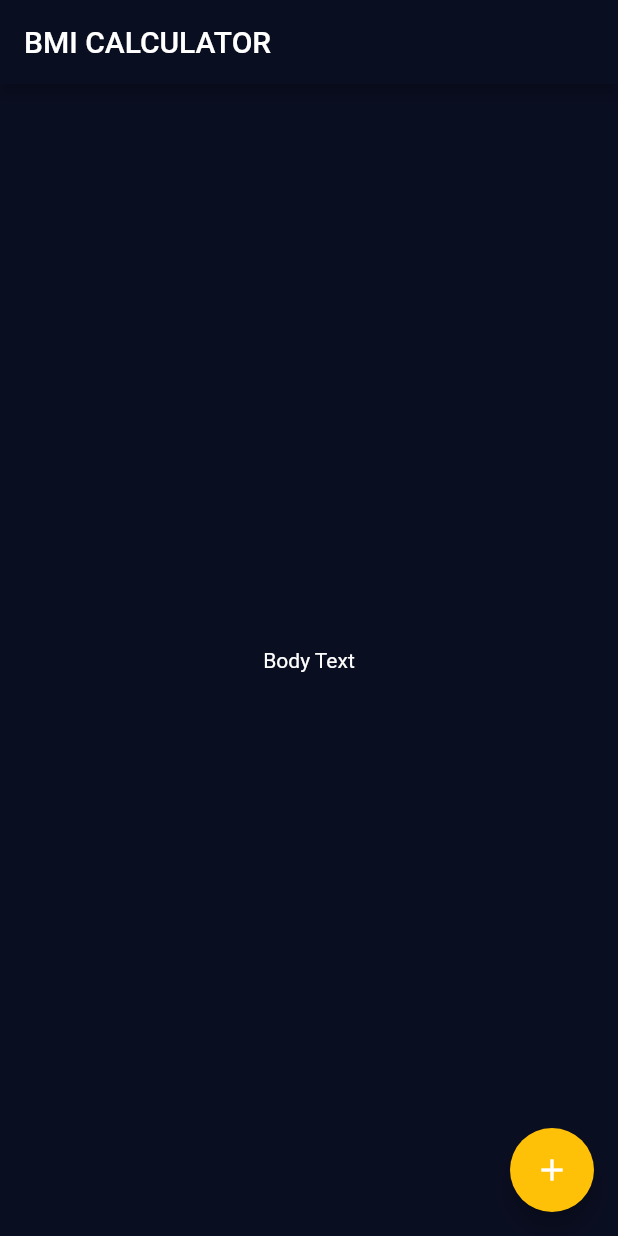
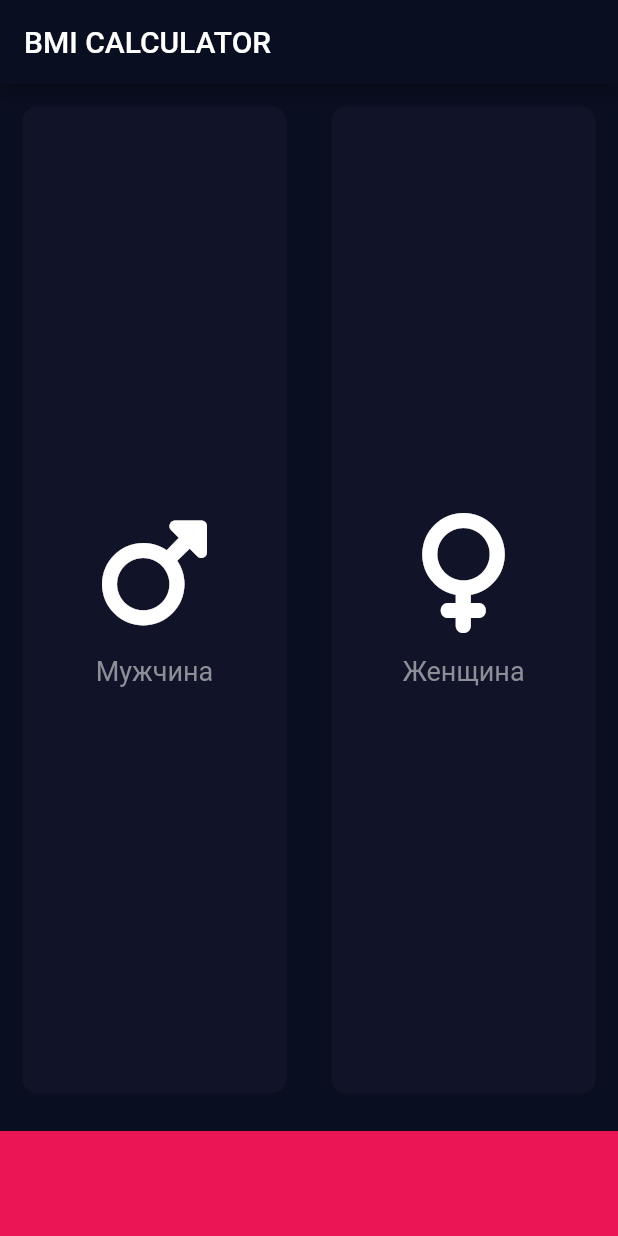
Before and after one commit to WOWDeveloperX/BMI-Calculator, a Flutter app: the screen it shows after launch, on a phone screen of 412 x 824 dp. Run offline on Flutter 3.47's test engine with Material 2 defaults, Android fonts, the phone set to English and light mode, and no system bars; our stand-ins replace font_awesome_flutter.

Commit message:
preliminary container color

```diff
--- /dev/null
+++ b/lib/imput_page.dart
@@ -0,0 +1,128 @@
+// ignore_for_file: library_private_types_in_public_api
+
+import 'package:calculator/reaseble.dart';
+import 'package:flutter/material.dart';
+import 'package:font_awesome_flutter/font_awesome_flutter.dart';
+
+class InputPage extends StatefulWidget {
+  const InputPage({super.key});
+
+  @override
+  _InputPageState createState() => _InputPageState();
+}
+
+class _InputPageState extends State<InputPage> {
+
+
+  static const _bottomContainerColor = Color(0xFFEB1555);
+  static const _activeCadrColor = Color(0xFF1D1E33);
+  static const _inactiveCadrColor = Color(0xFF111328);
+
+  Color maleCardColor = _inactiveCadrColor;
+  Color femaleCardColor = _inactiveCadrColor;
+
+
+
+  void updateColor(int gender) {
+    if (gender == 1) {
+      if (maleCardColor == _inactiveCadrColor) {
+        maleCardColor == _activeCadrColor;
+        femaleCardColor == _inactiveCadrColor;
+      } else {
+        maleCardColor = _inactiveCadrColor;
+      }
+    }
+
+    if (gender == 2) {
+      if (femaleCardColor == _inactiveCadrColor) {
+        femaleCardColor == _activeCadrColor;
+      } else {
+        femaleCardColor = _inactiveCadrColor;
+      }
+    }
+  }
+
+  @override
+  Widget build(BuildContext context) {
+    return Scaffold(
+      appBar: AppBar(
+        title: const Text('BMI CALCULATOR'),
+      ),
+      body: Column(
+        children: [
+          Expanded(
+            child: Row(
+              children: <Widget>[
+                Expanded(
+                  child: GestureDetector(
+                    onTap: () {
+                      setState(() {
+                        print("object");
+
+                        updateColor(1);
+                      });
+                    },
+                    child: ReusableCard(
+                      colorBox: maleCardColor,
+                      iconData: const Icon(
+                        FontAwesomeIcons.mars,
+                        size: 80,
+                      ),
+                      text: 'Мужчина',
+                    ),
+                  ),
+                ),
+                Expanded(
+                  child: GestureDetector(
+                    onTap: () {
+                      setState(() {
+                        updateColor(2);
+                      });
+                    },
+                    child: ReusableCard(
+                      colorBox: femaleCardColor,
+                      iconData: const Icon(
+                        FontAwesomeIcons.venus,
+                        size: 80,
+                      ),
+                      text: 'Женщина',
+                    ),
+                  ),
+                ),
+              ],
+            ),
+          ),
+          // const Expanded(
+          //   child: ReusableCard(
+          //     colorBox: _activeCadrColor,
+          //     iconData: null,
+          //     text: 'null',
+          //   ),
+          // ),
+          // Expanded(
+          //   child: Row(
+          //     children: const [
+          //       Expanded(
+          //         child: ReusableCard(
+          //           colorBox: _activeCadrColor,
+          //         ),
+          //       ),
+          //       Expanded(
+          //         child: ReusableCard(
+          //           colorBox: _activeCadrColor,
+          //         ),
+          //       ),
+          //     ],
+          //   ),
+          // ),
+          Container(
+            color: _bottomContainerColor,
+            margin: const EdgeInsets.only(top: 10),
+            width: double.infinity,
+            height: 70,
+          )
+        ],
+      ),
+    );
+  }
+}
--- a/lib/main.dart
+++ b/lib/main.dart
@@ -1,5 +1,7 @@
+import 'package:calculator/imput_page.dart';
 import 'package:flutter/material.dart';
 
+// ignore: prefer_const_constructors
 void main() => runApp(BMICalculator());
 
 class BMICalculator extends StatelessWidget {
@@ -9,7 +11,6 @@ class BMICalculator extends StatelessWidget {
   Widget build(BuildContext context) {
     return MaterialApp(
       theme: ThemeData.dark().copyWith(
-        //
         colorScheme: const ColorScheme.light(
           primary: Color(0xff0A0E21),
         ),
@@ -19,34 +20,3 @@ class BMICalculator extends StatelessWidget {
     );
   }
 }
-
-class InputPage extends StatefulWidget {
-  const InputPage({super.key});
-
-  @override
-  _InputPageState createState() => _InputPageState();
-}
-
-class _InputPageState extends State<InputPage> {
-  @override
-  Widget build(BuildContext context) {
-    return Scaffold(
-      appBar: AppBar(
-        title: const Text('BMI CALCULATOR'),
-      ),
-      body: const Center(
-        child: Text('Body Text'),
-      ),
-      floatingActionButton: Theme(
-        data: ThemeData(
-          colorScheme:
-              ColorScheme.fromSwatch().copyWith(secondary: Colors.amber),
-        ),
-        child: const FloatingActionButton(
-          onPressed: null,
-          child: Icon(Icons.add),
-        ),
-      ),
-    );
-  }
-}
--- /dev/null
+++ b/lib/reaseble.dart
@@ -0,0 +1,41 @@
+import 'package:flutter/material.dart';
+
+class ReusableCard extends StatelessWidget {
+  const ReusableCard(
+      {Key? key,
+      required this.colorBox,
+      required this.iconData,
+      required this.text})
+      : super(key: key);
+
+  final Color colorBox;
+  final Icon iconData;
+  final String text;
+
+  @override
+  Widget build(BuildContext context) {
+    return Container(
+      margin: const EdgeInsets.all(15),
+      decoration: BoxDecoration(
+        borderRadius: BorderRadius.circular(10),
+        color: colorBox,
+      ),
+      child: Column(
+        mainAxisAlignment: MainAxisAlignment.center,
+        children: [
+          iconData,
+          const SizedBox(
+            height: 15,
+          ),
+          Text(
+            text,
+            style: const TextStyle(
+              fontSize: 18,
+              color: Color(0xff8D8E98),
+            ),
+          ),
+        ],
+      ),
+    );
+  }
+}
--- a/pubspec.yaml
+++ b/pubspec.yaml
@@ -36,6 +36,7 @@ dependencies:
   # The following adds the Cupertino Icons font to your application.
   # Use with the CupertinoIcons class for iOS style icons.
   cupertino_icons: ^1.0.2
+  font_awesome_flutter: ^10.2.1
 
 dev_dependencies:
   flutter_test:
```
Also changed, not shown: pubspec.lock.
